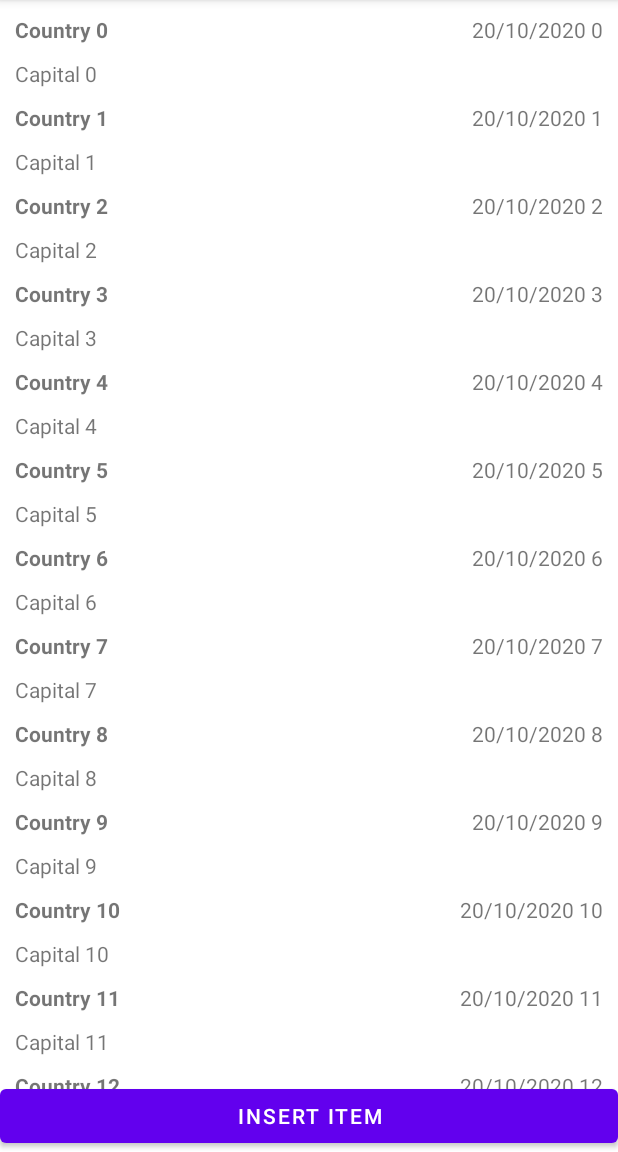
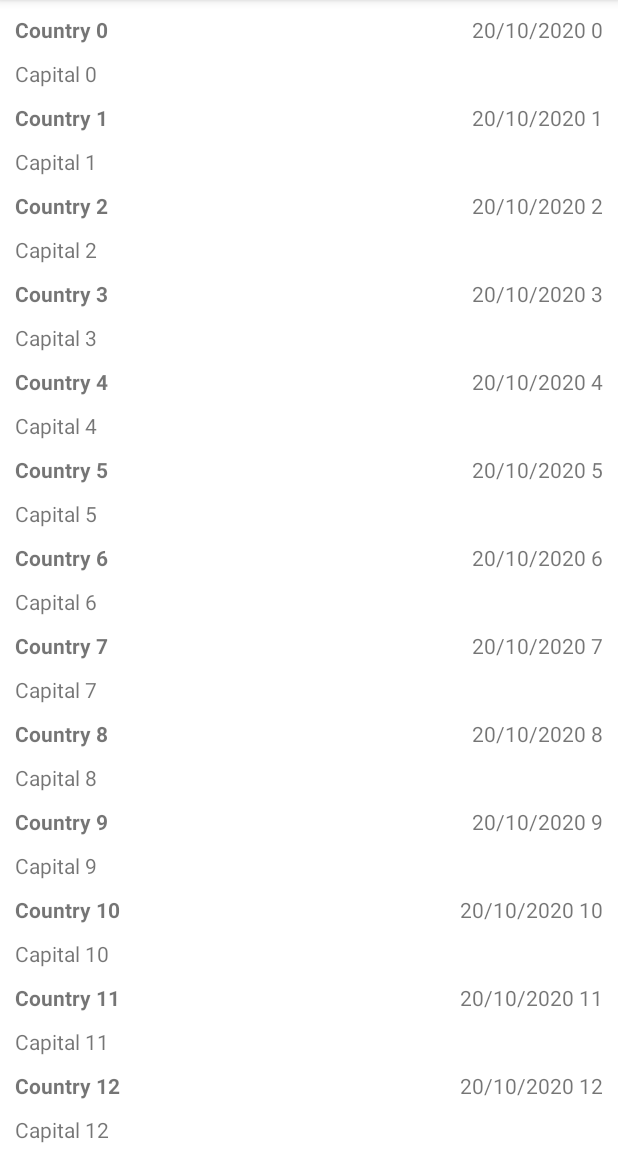
Before and after one commit to Marco-Macedo/PROJETO, an Android app: the screen it shows after launch (MainActivity), on a phone screen of 412 x 824 dp, the part 84-1236 px from its top. Run offline under Robolectric (Android 15) with nearby library versions, the phone set to English and light mode, and no system bars.

Commit message:
delete button from MainActivity.kt

```diff
--- a/app/src/main/java/com/example/projeto/MainActivity.kt
+++ b/app/src/main/java/com/example/projeto/MainActivity.kt
@@ -31,10 +31,6 @@ class MainActivity : AppCompatActivity() {
 
     }
 
-    fun insert(view: View) {
-        myList.add(0, Place("Title XXX","DATA XXX", "Notes XXX"))
-        recycler_view.adapter?.notifyDataSetChanged()
-    }
     override fun onCreateOptionsMenu(menu: Menu?): Boolean {
         val inflater: MenuInflater = menuInflater
         inflater.inflate(R.menu.menu, menu)
--- a/app/src/main/res/layout/activity_main.xml
+++ b/app/src/main/res/layout/activity_main.xml
@@ -20,10 +20,5 @@
 
     </androidx.recyclerview.widget.RecyclerView>
 
-    <Button
-        android:layout_width="match_parent"
-        android:layout_height="wrap_content"
-        android:layout_alignParentBottom="true"
-        android:text="Insert item"
-        android:onClick="insert"></Button>
+
 </RelativeLayout>
```
